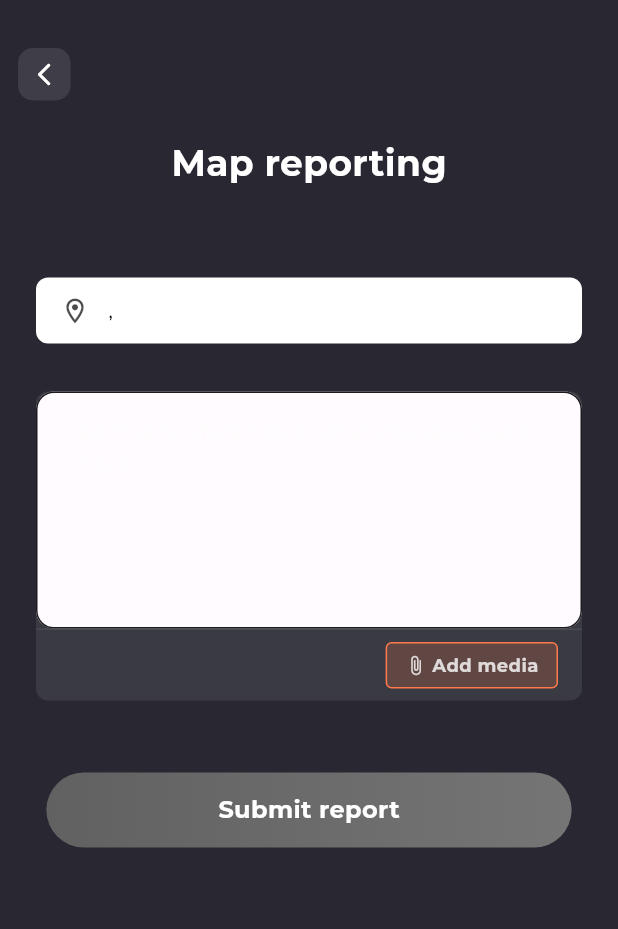
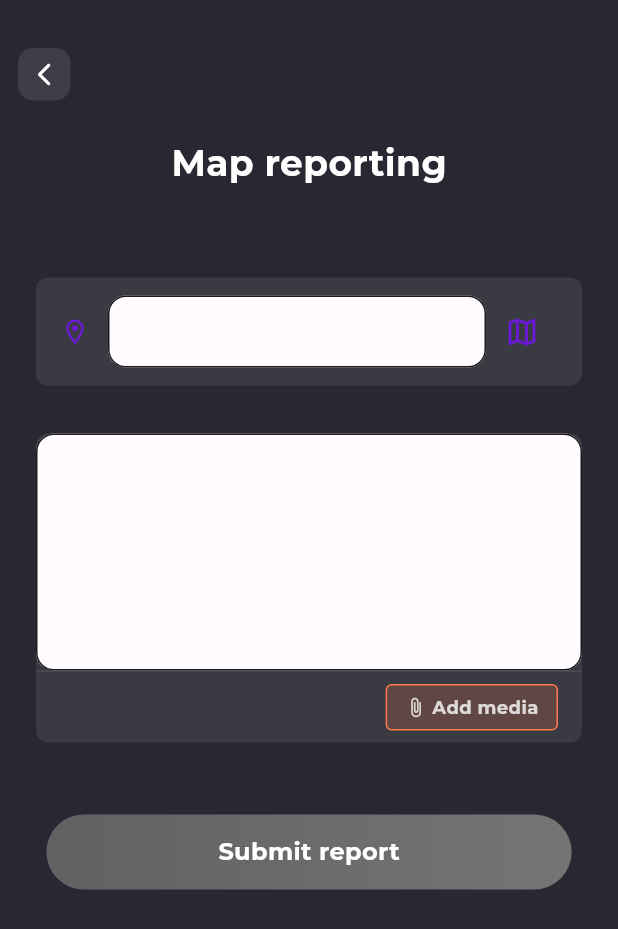
Before and after one commit to arjav1528/Striide-Flutter, a Flutter app: the ReportScreen screen opened by its route, on a phone screen of 412 x 824 dp. Shown: the top 929 px of the screen. Run offline on Flutter 3.47's test engine with Material 3 defaults, Android fonts, the phone set to English and light mode, and no system bars; our stand-ins replace device_info_plus, flutter_dotenv, flutter_svg, geolocator, go_router, image_picker and 3 more; missing offline and left inert: mapbox_maps_flutter; accounts and stored records are empty.

Commit message:
UI changes

```diff
--- a/lib/features/report/widgets/location_input_widget.dart
+++ b/lib/features/report/widgets/location_input_widget.dart
@@ -1,15 +1,21 @@
 import 'package:flutter/material.dart';
+import 'package:mapbox_maps_flutter/mapbox_maps_flutter.dart' as mp;
 
 class LocationInputWidget extends StatelessWidget {
   final TextEditingController controller;
+  final VoidCallback? onMapPickerPressed;
 
-  const LocationInputWidget({super.key, required this.controller});
+  const LocationInputWidget({
+    super.key,
+    required this.controller,
+    this.onMapPickerPressed,
+  });
 
   @override
   Widget build(BuildContext context) {
     return Container(
       decoration: BoxDecoration(
-        color: Colors.white,
+        color: const Color(0xFF3a3a42),
         borderRadius: BorderRadius.circular(8),
       ),
       child: Padding(
@@ -18,19 +24,33 @@ class LocationInputWidget extends StatelessWidget {
           children: [
             Icon(
               Icons.location_on_outlined,
-              color: Colors.black.withOpacity(0.7),
+              color: const Color(0xFF6B18D8),
               size: 20,
             ),
             const SizedBox(width: 12),
             Expanded(
-              child: Text(
-                controller.text,
+              child: TextField(
+                controller: controller,
                 style: const TextStyle(
-                  color: Colors.black,
+                  color: Colors.white,
                   fontSize: 14,
                   fontFamily: 'Nunito',
                 ),
+                decoration: const InputDecoration(
+                  hintText: 'Enter location coordinates',
+                  hintStyle: TextStyle(
+                    color: Colors.white70,
+                    fontSize: 14,
+                    fontFamily: 'Nunito',
+                  ),
+                  border: InputBorder.none,
+                  contentPadding: EdgeInsets.zero,
+                ),
               ),
+            ),
+            IconButton(
+              icon: const Icon(Icons.map_outlined, color: Color(0xFF6B18D8)),
+              onPressed: onMapPickerPressed,
             ),
           ],
         ),
--- a/lib/features/report/widgets/report_text_field_widget.dart
+++ b/lib/features/report/widgets/report_text_field_widget.dart
@@ -27,14 +27,14 @@ class ReportTextFieldWidget extends StatelessWidget {
           child: Column(
             children: [
               TextField(
-
                 controller: controller,
                 maxLines: maxLines,
                 style: const TextStyle(
-                  color: Colors.black,
+                  color: Colors.white,
                   fontSize: 14,
                   fontFamily: 'Nunito',
                 ),
+                cursorColor: Color(0xFF6B18D8),
                 decoration: InputDecoration(
                   hintText: hintText,
                   hintStyle: TextStyle(
```
